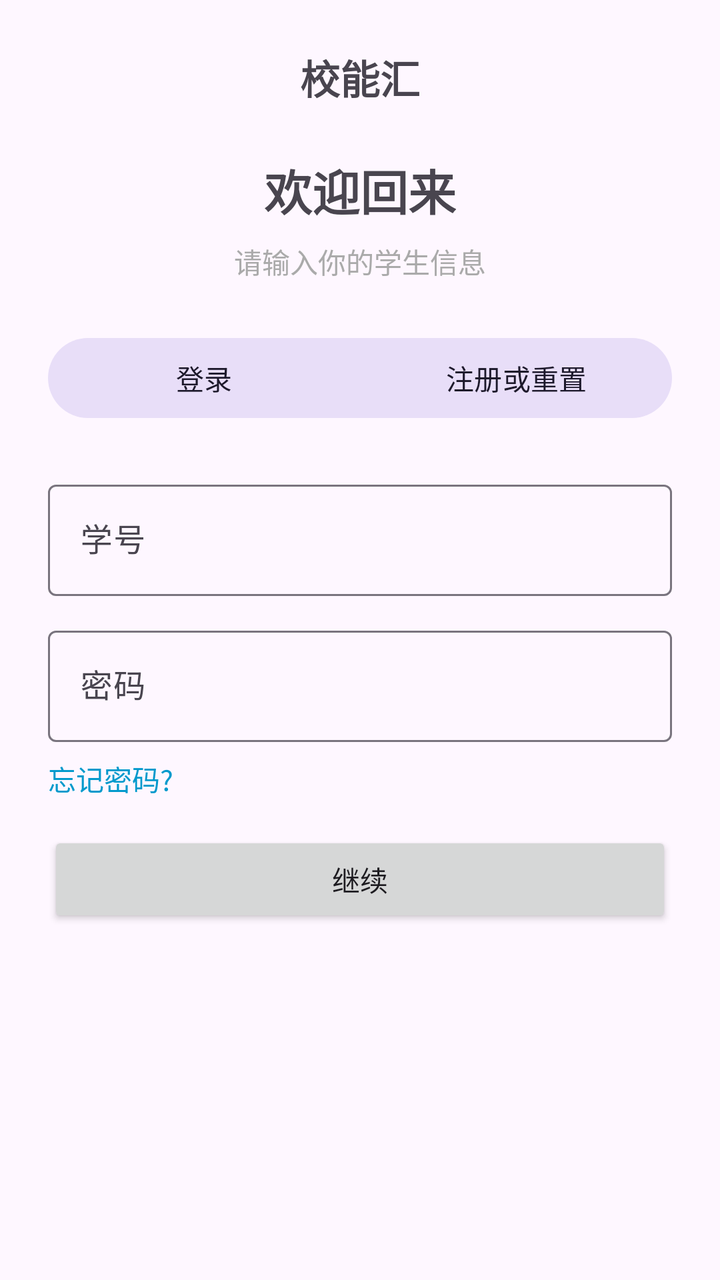
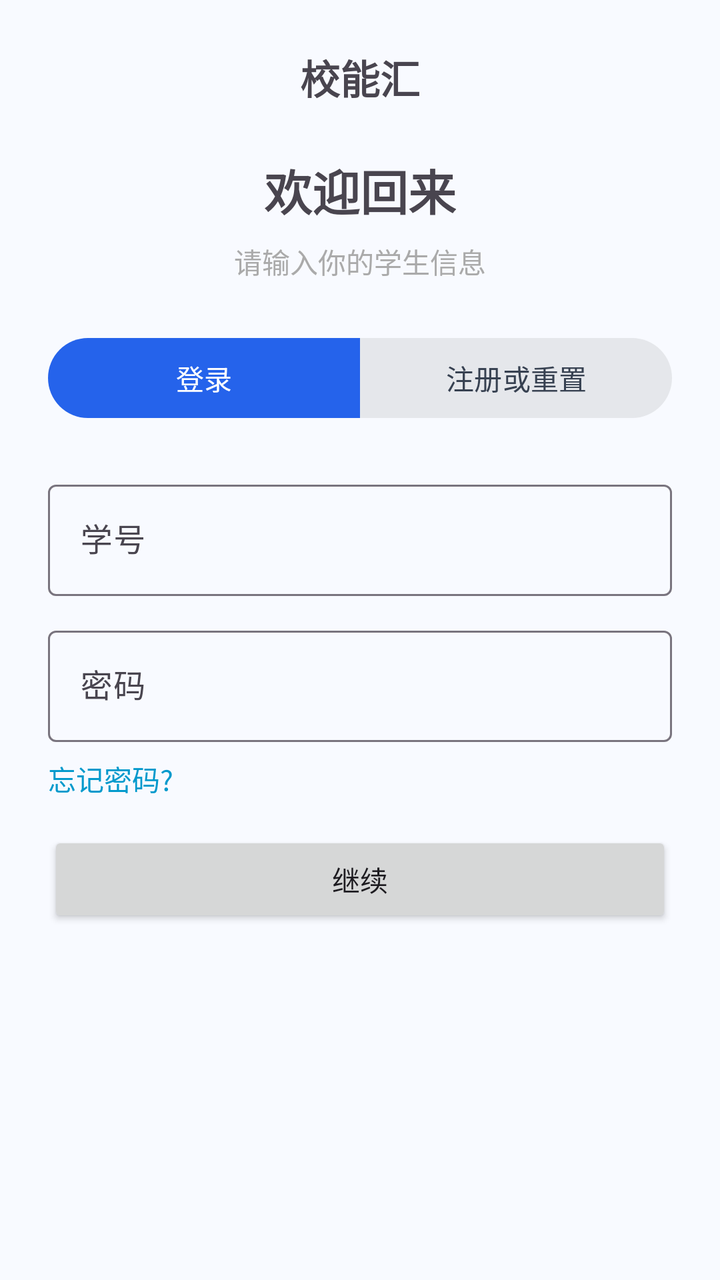

Screens rendered from an Android XML layout before and after an edit, with the pre-edit source and the edit as a unified diff.
<!-- AndroidManifest.xml: application theme Theme.XiaoNengHui -->
<!-- res/layout/fragment_login.xml -->
<?xml version="1.0" encoding="utf-8"?>
<androidx.core.widget.NestedScrollView xmlns:android="http://schemas.android.com/apk/res/android"
    xmlns:app="http://schemas.android.com/apk/res-auto"
    android:layout_width="match_parent"
    android:layout_height="match_parent"
    android:fillViewport="true">

    <androidx.constraintlayout.widget.ConstraintLayout
        android:layout_width="match_parent"
        android:layout_height="wrap_content"
        android:padding="24dp">

        <TextView
            android:id="@+id/logo_text"
            android:layout_width="wrap_content"
            android:layout_height="wrap_content"
            android:text="@string/login_logo"
            android:textSize="20sp"
            android:textStyle="bold"
            app:layout_constraintTop_toTopOf="parent"
            app:layout_constraintStart_toStartOf="parent"
            app:layout_constraintEnd_toEndOf="parent" />

        <TextView
            android:id="@+id/login_title"
            android:layout_width="wrap_content"
            android:layout_height="wrap_content"
            android:text="@string/login_title"
            android:textSize="24sp"
            android:textStyle="bold"
            android:layout_marginTop="24dp"
            app:layout_constraintTop_toBottomOf="@id/logo_text"
            app:layout_constraintStart_toStartOf="parent"
            app:layout_constraintEnd_toEndOf="parent" />

        <TextView
            android:id="@+id/login_subtitle"
            android:layout_width="wrap_content"
            android:layout_height="wrap_content"
            android:text="@string/login_subtitle"
            android:textColor="@android:color/darker_gray"
            android:layout_marginTop="8dp"
            app:layout_constraintTop_toBottomOf="@id/login_title"
            app:layout_constraintStart_toStartOf="parent"
            app:layout_constraintEnd_toEndOf="parent" />

        <com.google.android.material.button.MaterialButtonToggleGroup
            android:id="@+id/auth_toggle_group"
            android:layout_width="0dp"
            android:layout_height="wrap_content"
            android:layout_marginTop="24dp"
            app:layout_constraintTop_toBottomOf="@id/login_subtitle"
            app:layout_constraintStart_toStartOf="parent"
            app:layout_constraintEnd_toEndOf="parent"
            app:singleSelection="true">

            <com.google.android.material.button.MaterialButton
                android:id="@+id/toggle_sign_in"
                style="@style/Widget.Material3.Button.TonalButton"
                android:layout_width="0dp"
                android:layout_height="wrap_content"
                android:layout_weight="1"
                android:text="@string/login_sign_in" />

            <com.google.android.material.button.MaterialButton
                android:id="@+id/toggle_sign_up"
                style="@style/Widget.Material3.Button.TonalButton"
                android:layout_width="0dp"
                android:layout_height="wrap_content"
                android:layout_weight="1"
                android:text="@string/login_sign_up" />
        </com.google.android.material.button.MaterialButtonToggleGroup>

        <LinearLayout
            android:id="@+id/sign_in_container"
            android:layout_width="0dp"
            android:layout_height="wrap_content"
            android:layout_marginTop="24dp"
            android:orientation="vertical"
            app:layout_constraintTop_toBottomOf="@id/auth_toggle_group"
            app:layout_constraintStart_toStartOf="parent"
            app:layout_constraintEnd_toEndOf="parent">

            <com.google.android.material.textfield.TextInputLayout
                android:layout_width="match_parent"
                android:layout_height="wrap_content"
                android:hint="@string/login_studentID">

                <com.google.android.material.textfield.TextInputEditText
                    android:layout_width="match_parent"
                    android:layout_height="wrap_content"
                    android:inputType="textEmailAddress" />
            </com.google.android.material.textfield.TextInputLayout>

            <com.google.android.material.textfield.TextInputLayout
                android:layout_width="match_parent"
                android:layout_height="wrap_content"
                android:layout_marginTop="12dp"
                android:hint="@string/login_password">

                <com.google.android.material.textfield.TextInputEditText
                    android:layout_width="match_parent"
                    android:layout_height="wrap_content"
                    android:inputType="textPassword" />
            </com.google.android.material.textfield.TextInputLayout>

            <TextView
                android:id="@+id/forgot_password"
                android:layout_width="wrap_content"
                android:layout_height="wrap_content"
                android:layout_marginTop="8dp"
                android:text="@string/login_forgot_password"
                android:textColor="@android:color/holo_blue_dark" />

            <Button
                android:id="@+id/sign_in_button"
                android:layout_width="match_parent"
                android:layout_height="wrap_content"
                android:layout_marginTop="16dp"
                android:text="@string/login_continue" />
        </LinearLayout>

        <LinearLayout
            android:id="@+id/sign_up_container"
            android:layout_width="0dp"
            android:layout_height="wrap_content"
            android:layout_marginTop="24dp"
            android:orientation="vertical"
            android:visibility="gone"
            app:layout_constraintTop_toBottomOf="@id/auth_toggle_group"
            app:layout_constraintStart_toStartOf="parent"
            app:layout_constraintEnd_toEndOf="parent">

            <com.google.android.material.textfield.TextInputLayout
                android:layout_width="match_parent"
                android:layout_height="wrap_content"
                android:hint="@string/signup_studentID">

                <com.google.android.material.textfield.TextInputEditText
                    android:layout_width="match_parent"
                    android:layout_height="wrap_content"
                    android:inputType="text" />
            </com.google.android.material.textfield.TextInputLayout>

            <com.google.android.material.textfield.TextInputLayout
                android:layout_width="match_parent"
                android:layout_height="wrap_content"
                android:layout_marginTop="12dp"
                android:hint="@string/signup_password">

                <com.google.android.material.textfield.TextInputEditText
                    android:layout_width="match_parent"
                    android:layout_height="wrap_content"
                    android:inputType="textPassword" />
            </com.google.android.material.textfield.TextInputLayout>

            <com.google.android.material.textfield.TextInputLayout
                android:layout_width="match_parent"
                android:layout_height="wrap_content"
                android:layout_marginTop="12dp"
                android:hint="@string/signup_confirm_password">

                <com.google.android.material.textfield.TextInputEditText
                    android:layout_width="match_parent"
                    android:layout_height="wrap_content"
                    android:inputType="textPassword" />
            </com.google.android.material.textfield.TextInputLayout>

            <TextView
                android:layout_width="wrap_content"
                android:layout_height="wrap_content"
                android:layout_marginTop="12dp"
                android:text="@string/signup_verify_method" />

            <RadioGroup
                android:layout_width="match_parent"
                android:layout_height="wrap_content"
                android:orientation="horizontal">

                <RadioButton
                    android:id="@+id/verify_email"
                    android:layout_width="wrap_content"
                    android:layout_height="wrap_content"
                    android:checked="true"
                    android:text="@string/signup_verify_email" />

                <RadioButton
                    android:id="@+id/verify_phone"
                    android:layout_width="wrap_content"
                    android:layout_height="wrap_content"
                    android:layout_marginStart="16dp"
                    android:text="@string/signup_verify_phone" />
            </RadioGroup>

            <Button
                android:id="@+id/sign_up_button"
                android:layout_width="match_parent"
                android:layout_height="wrap_content"
                android:layout_marginTop="16dp"
                android:text="@string/signup_create_account" />
        </LinearLayout>

    </androidx.constraintlayout.widget.ConstraintLayout>
</androidx.core.widget.NestedScrollView>
<!-- resources referenced by this layout -->
<resources>
  <string name="login_continue">继续</string>
  <string name="login_forgot_password">忘记密码?</string>
  <string name="login_logo">校能汇</string>
  <string name="login_password">密码</string>
  <string name="login_sign_in">登录</string>
  <string name="login_sign_up">注册或重置</string>
  <string name="login_studentID">学号</string>
  <string name="login_subtitle">请输入你的学生信息</string>
  <string name="login_title">欢迎回来</string>
  <string name="signup_confirm_password">再次输入密码</string>
  <string name="signup_create_account">注册</string>
  <string name="signup_password">设置密码</string>
  <string name="signup_studentID">学号</string>
  <string name="signup_verify_email">邮箱</string>
  <string name="signup_verify_method">验证方法</string>
  <string name="signup_verify_phone">手机</string>
  <style name="Theme.XiaoNengHui" parent="Base.Theme.XiaoNengHui" />
  <style name="Base.Theme.XiaoNengHui" parent="Theme.Material3.DayNight.NoActionBar">
          
          
      </style>
</resources>

<!-- the commit's change to res/layout/fragment_login.xml (unified diff, before → after) -->
@@ -52,23 +52,29 @@
             app:layout_constraintTop_toBottomOf="@id/login_subtitle"
             app:layout_constraintStart_toStartOf="parent"
             app:layout_constraintEnd_toEndOf="parent"
-            app:singleSelection="true">
+            app:singleSelection="true"
+            app:selectionRequired="true"
+            app:checkedButton="@id/toggle_sign_in">
 
             <com.google.android.material.button.MaterialButton
                 android:id="@+id/toggle_sign_in"
-                style="@style/Widget.Material3.Button.TonalButton"
+                style="@style/Widget.Material3.Button"
                 android:layout_width="0dp"
                 android:layout_height="wrap_content"
                 android:layout_weight="1"
-                android:text="@string/login_sign_in" />
+                android:text="@string/login_sign_in"
+                android:textColor="@color/toggle_button_text"
+                app:backgroundTint="@color/toggle_button_background" />
 
             <com.google.android.material.button.MaterialButton
                 android:id="@+id/toggle_sign_up"
-                style="@style/Widget.Material3.Button.TonalButton"
+                style="@style/Widget.Material3.Button"
                 android:layout_width="0dp"
                 android:layout_height="wrap_content"
                 android:layout_weight="1"
-                android:text="@string/login_sign_up" />
+                android:text="@string/login_sign_up"
+                android:textColor="@color/toggle_button_text"
+                app:backgroundTint="@color/toggle_button_background" />
         </com.google.android.material.button.MaterialButtonToggleGroup>
 
         <LinearLayout
<!-- resource entries referenced after the edit -->
@@ -19,7 +19,24 @@
   <style name="Theme.XiaoNengHui" parent="Base.Theme.XiaoNengHui" />
   <style name="Base.Theme.XiaoNengHui" parent="Theme.Material3.DayNight.NoActionBar">
           
-          
+          <item name="colorPrimary">@color/blue_primary</item>
+          <item name="colorOnPrimary">@color/blue_on_primary</item>
+          <item name="colorPrimaryContainer">@color/blue_primary_container</item>
+          <item name="colorOnPrimaryContainer">@color/blue_on_primary_container</item>
+          <item name="colorSecondary">@color/blue_secondary</item>
+          <item name="colorOnSecondary">@color/blue_on_secondary</item>
+          <item name="android:colorBackground">@color/blue_background</item>
+          <item name="colorSurface">@color/blue_surface</item>
+          <item name="colorOnSurface">@color/blue_on_surface</item>
       </style>
+  <color name="blue_primary">#FF2563EB</color>
+  <color name="blue_on_primary">#FFFFFFFF</color>
+  <color name="blue_primary_container">#FFDBEAFE</color>
+  <color name="blue_on_primary_container">#FF0B1F4B</color>
+  <color name="blue_secondary">#FF3B82F6</color>
+  <color name="blue_on_secondary">#FFFFFFFF</color>
+  <color name="blue_background">#FFF8FAFF</color>
+  <color name="blue_surface">#FFFFFFFF</color>
+  <color name="blue_on_surface">#FF111827</color>
 </resources>
 
